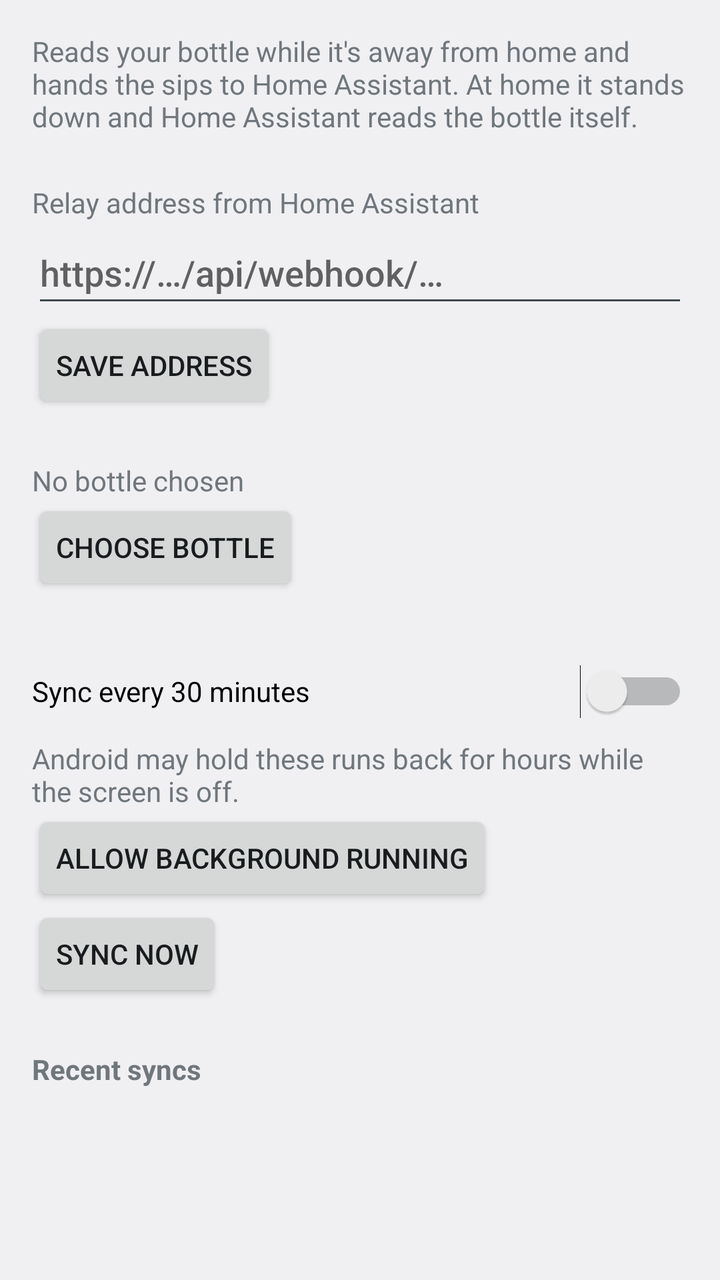
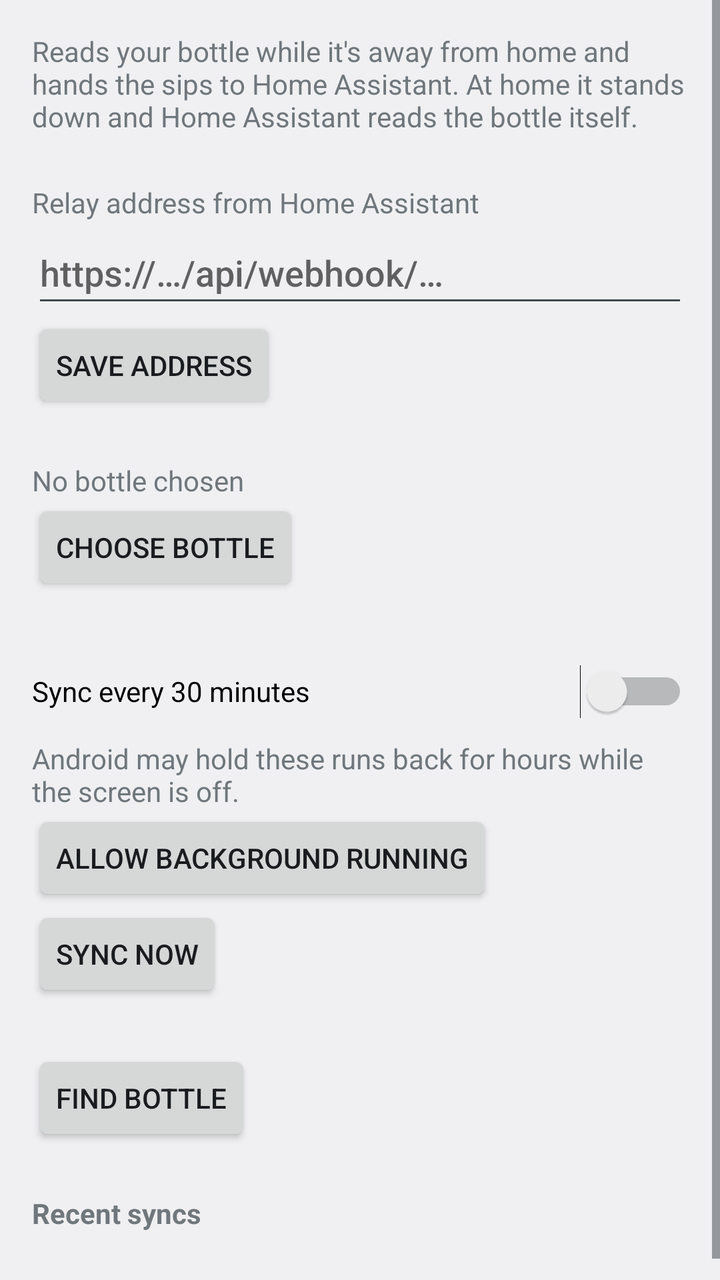

Two renders of the same Android screen: before a commit and after it. Below are the layout's source before the change and the commit's diff.
<!-- AndroidManifest.xml: application theme android:Theme.DeviceDefault.DayNight -->
<!-- res/layout/main.xml -->
<?xml version="1.0" encoding="utf-8"?>
<ScrollView xmlns:android="http://schemas.android.com/apk/res/android"
    android:layout_width="match_parent"
    android:layout_height="match_parent"
    android:fitsSystemWindows="true">

    <LinearLayout
        android:layout_width="match_parent"
        android:layout_height="wrap_content"
        android:orientation="vertical"
        android:padding="16dp">

        <TextView
            android:layout_width="match_parent"
            android:layout_height="wrap_content"
            android:text="@string/intro" />

        <TextView
            android:layout_width="match_parent"
            android:layout_height="wrap_content"
            android:layout_marginTop="24dp"
            android:text="@string/address_label" />

        <EditText
            android:id="@+id/address"
            android:layout_width="match_parent"
            android:layout_height="wrap_content"
            android:hint="@string/address_hint"
            android:importantForAutofill="no"
            android:inputType="textUri|textNoSuggestions"
            android:minHeight="48dp" />

        <Button
            android:id="@+id/save"
            android:layout_width="wrap_content"
            android:layout_height="wrap_content"
            android:text="@string/save" />

        <TextView
            android:id="@+id/bottle"
            android:layout_width="match_parent"
            android:layout_height="wrap_content"
            android:layout_marginTop="24dp"
            android:text="@string/bottle_none" />

        <Button
            android:id="@+id/choose"
            android:layout_width="wrap_content"
            android:layout_height="wrap_content"
            android:text="@string/choose" />

        <Switch
            android:id="@+id/periodic"
            android:layout_width="match_parent"
            android:layout_height="wrap_content"
            android:layout_marginTop="24dp"
            android:minHeight="48dp"
            android:text="@string/every_half_hour" />

        <TextView
            android:id="@+id/background"
            android:layout_width="match_parent"
            android:layout_height="wrap_content"
            android:text="@string/background_held" />

        <Button
            android:id="@+id/allow_background"
            android:layout_width="wrap_content"
            android:layout_height="wrap_content"
            android:text="@string/allow_background" />

        <Button
            android:id="@+id/sync"
            android:layout_width="wrap_content"
            android:layout_height="wrap_content"
            android:text="@string/sync_now" />

        <TextView
            android:layout_width="match_parent"
            android:layout_height="wrap_content"
            android:layout_marginTop="24dp"
            android:text="@string/log_title"
            android:textStyle="bold" />

        <TextView
            android:id="@+id/log"
            android:layout_width="match_parent"
            android:layout_height="wrap_content"
            android:textIsSelectable="true" />
    </LinearLayout>
</ScrollView>
<!-- resources referenced by this layout -->
<resources>
  <string name="address_hint">https://…/api/webhook/…</string>
  <string name="address_label">Relay address from Home Assistant</string>
  <string name="allow_background">Allow background running</string>
  <string name="background_held">Android may hold these runs back for hours while the screen is off.</string>
  <string name="bottle_none">No bottle chosen</string>
  <string name="choose">Choose bottle</string>
  <string name="every_half_hour">Sync every 30 minutes</string>
  <string name="intro">Reads your bottle while it\'s away from home and hands the sips to Home Assistant. At home it stands down and Home Assistant reads the bottle itself.</string>
  <string name="log_title">Recent syncs</string>
  <string name="save">Save address</string>
  <string name="sync_now">Sync now</string>
</resources>

<!-- the commit's change to res/layout/main.xml (unified diff, before → after) -->
@@ -75,6 +75,21 @@
             android:layout_height="wrap_content"
             android:text="@string/sync_now" />
 
+        <Button
+            android:id="@+id/find"
+            android:layout_width="wrap_content"
+            android:layout_height="wrap_content"
+            android:layout_marginTop="24dp"
+            android:text="@string/find" />
+
+        <TextView
+            android:id="@+id/signal"
+            android:layout_width="match_parent"
+            android:layout_height="wrap_content"
+            android:minHeight="48dp"
+            android:textSize="20sp"
+            android:visibility="gone" />
+
         <TextView
             android:layout_width="match_parent"
             android:layout_height="wrap_content"
<!-- resource entries referenced after the edit -->
@@ -7,6 +7,7 @@
   <string name="bottle_none">No bottle chosen</string>
   <string name="choose">Choose bottle</string>
   <string name="every_half_hour">Sync every 30 minutes</string>
+  <string name="find">Find bottle</string>
   <string name="intro">Reads your bottle while it\'s away from home and hands the sips to Home Assistant. At home it stands down and Home Assistant reads the bottle itself.</string>
   <string name="log_title">Recent syncs</string>
   <string name="save">Save address</string>
